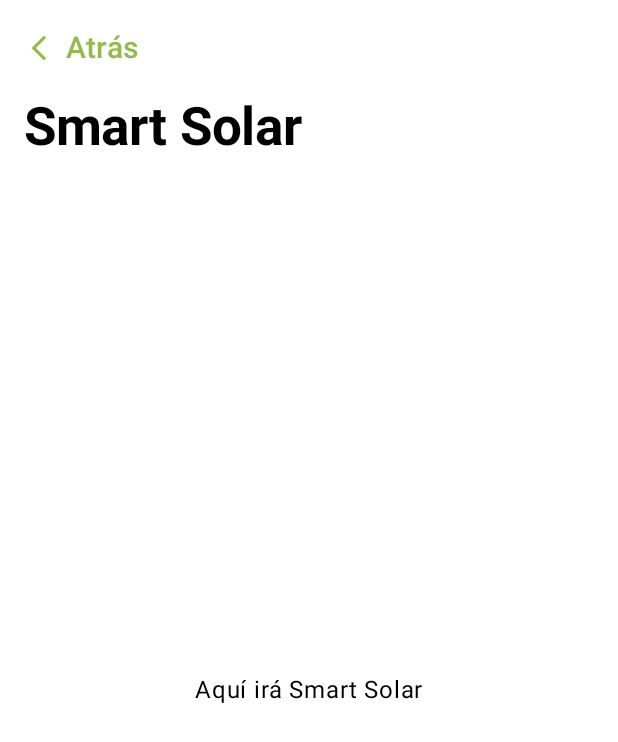
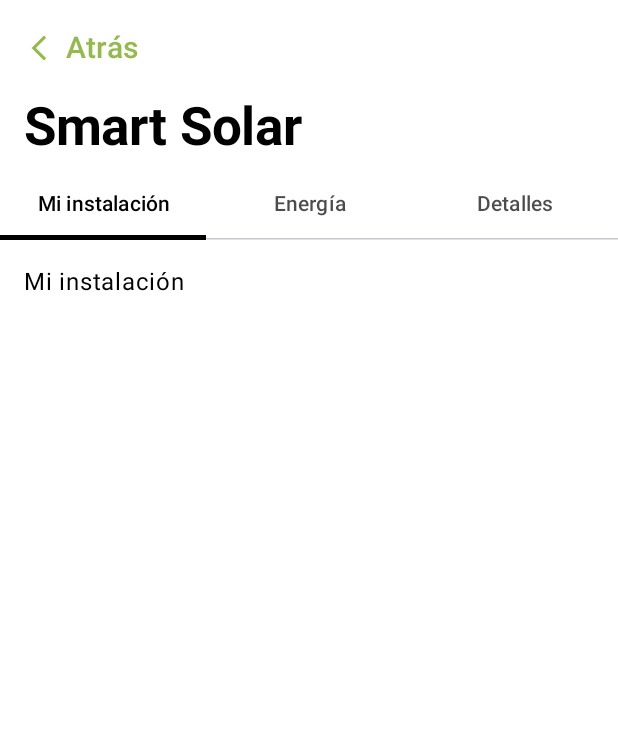
Before and after one commit to andresruiiz/PracticaAndroid, an Android app built with Jetpack Compose: the SmartSolarScreen screen opened through its navigation route, on a phone screen of 412 x 824 dp. Shown: the top 742 px of the screen. Run offline under Robolectric (Android 15) with nearby library versions, the phone set to English and light mode, and no system bars.

Commit message:
Added TabRow to Smart Solar Screen

```diff
--- a/app/src/main/java/es/andresruiz/practicaandroid/ui/smartsolar/SmartSolarScreen.kt
+++ b/app/src/main/java/es/andresruiz/practicaandroid/ui/smartsolar/SmartSolarScreen.kt
@@ -5,6 +5,7 @@ import androidx.compose.foundation.layout.Column
 import androidx.compose.foundation.layout.Row
 import androidx.compose.foundation.layout.Spacer
 import androidx.compose.foundation.layout.fillMaxSize
+import androidx.compose.foundation.layout.fillMaxWidth
 import androidx.compose.foundation.layout.height
 import androidx.compose.foundation.layout.padding
 import androidx.compose.foundation.layout.size
@@ -15,12 +16,20 @@ import androidx.compose.material3.LargeTopAppBar
 import androidx.compose.material3.MaterialTheme
 import androidx.compose.material3.MediumTopAppBar
 import androidx.compose.material3.Scaffold
+import androidx.compose.material3.Tab
+import androidx.compose.material3.TabRow
+import androidx.compose.material3.TabRowDefaults
+import androidx.compose.material3.TabRowDefaults.tabIndicatorOffset
 import androidx.compose.material3.Text
 import androidx.compose.material3.TextButton
 import androidx.compose.material3.TopAppBarDefaults
 import androidx.compose.material3.TopAppBarScrollBehavior
 import androidx.compose.material3.rememberTopAppBarState
 import androidx.compose.runtime.Composable
+import androidx.compose.runtime.getValue
+import androidx.compose.runtime.mutableStateOf
+import androidx.compose.runtime.remember
+import androidx.compose.runtime.setValue
 import androidx.compose.ui.Alignment
 import androidx.compose.ui.Modifier
 import androidx.compose.ui.graphics.painter.Painter
@@ -28,6 +37,7 @@ import androidx.compose.ui.input.nestedscroll.nestedScroll
 import androidx.compose.ui.res.painterResource
 import androidx.compose.ui.res.stringResource
 import androidx.compose.ui.text.font.FontWeight
+import androidx.compose.ui.text.style.TextAlign
 import androidx.compose.ui.text.style.TextOverflow
 import androidx.compose.ui.unit.dp
 import androidx.compose.ui.unit.sp
@@ -38,6 +48,12 @@ import es.andresruiz.practicaandroid.R
 @OptIn(ExperimentalMaterial3Api::class)
 @Composable
 fun SmartSolarScreen(navController: NavController) {
+
+    // Estado para controlar la pestaña seleccionada
+    var selectedTabIndex by remember { mutableStateOf(0) }
+
+    val tabs = listOf("Mi instalación", "Energía", "Detalles")
+
     val scrollBehavior =
         TopAppBarDefaults.pinnedScrollBehavior(rememberTopAppBarState())
 
@@ -51,12 +67,80 @@ fun SmartSolarScreen(navController: NavController) {
             modifier = Modifier
                 .fillMaxSize()
                 .padding(innerPadding),
-            verticalArrangement = Arrangement.Center,
-            horizontalAlignment = Alignment.CenterHorizontally
         ) {
-            Text("Aquí irá Smart Solar")
-            Spacer(modifier = Modifier.height(16.dp))
+            TabRow(
+                selectedTabIndex = selectedTabIndex,
+                containerColor = MaterialTheme.colorScheme.background,
+                contentColor = MaterialTheme.colorScheme.onBackground,
+                indicator = { tabPositions ->
+                    // Indicador negro personalizado
+                    TabRowDefaults.SecondaryIndicator(
+                        modifier = Modifier.tabIndicatorOffset(tabPositions[selectedTabIndex]),
+                        color = MaterialTheme.colorScheme.onBackground,
+                    )
+                }
+            ) {
+                tabs.forEachIndexed { index, title ->
+                    Tab(
+                        selected = selectedTabIndex == index,
+                        onClick = { selectedTabIndex = index },
+                        text = {
+                            Text(
+                                text = title,
+                                textAlign = TextAlign.Center
+                            )
+                        },
+                        selectedContentColor = MaterialTheme.colorScheme.onBackground,
+                        unselectedContentColor = MaterialTheme.colorScheme.onBackground.copy(alpha = 0.7f)
+                    )
+                }
+            }
+
+            when (selectedTabIndex) {
+                0 -> MiInstalacionScreen()
+                1 -> EnergiaScreen()
+                2 -> DetallesScreen()
+            }
         }
+    }
+}
+
+@Composable
+fun DetallesScreen() {
+    Column(
+        modifier = Modifier
+            .fillMaxWidth()
+            .padding(16.dp)
+    ) {
+        Text(
+            text = "Detalles",
+        )
+    }
+}
+
+@Composable
+fun EnergiaScreen() {
+    Column(
+        modifier = Modifier
+            .fillMaxWidth()
+            .padding(16.dp)
+    ) {
+        Text(
+            text = "Energía",
+        )
+    }
+}
+
+@Composable
+fun MiInstalacionScreen() {
+    Column(
+        modifier = Modifier
+            .fillMaxWidth()
+            .padding(16.dp)
+    ) {
+        Text(
+            text = "Mi instalación",
+        )
     }
 }
 
```
